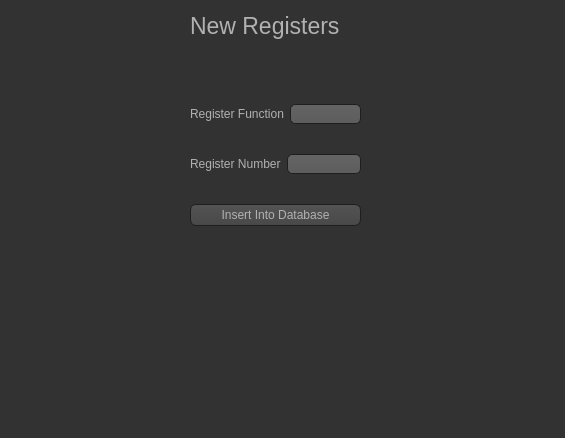
This is newregisters.ui in erhan-namli/modbus-master-service-azure as Qt 5 draws it before an edit. The edited form follows.
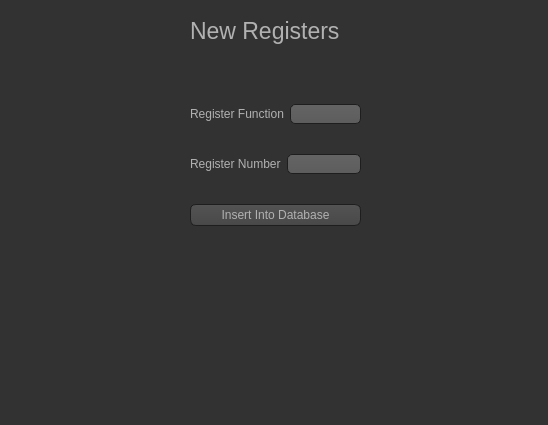
This is the edited form. Icons and pictures are not drawn.

What changed in the file:
```diff
--- a/newregisters.ui
+++ b/newregisters.ui
@@ -6,8 +6,8 @@
    <rect>
     <x>0</x>
     <y>0</y>
-    <width>565</width>
-    <height>438</height>
+    <width>548</width>
+    <height>425</height>
    </rect>
   </property>
   <property name="windowTitle">
@@ -539,9 +539,9 @@
     <property name="geometry">
      <rect>
       <x>190</x>
-      <y>0</y>
+      <y>10</y>
       <width>181</width>
-      <height>51</height>
+      <height>41</height>
      </rect>
     </property>
     <property name="font">
```
Left out of the diff: 2 changed lines with no effect on the pictures.
